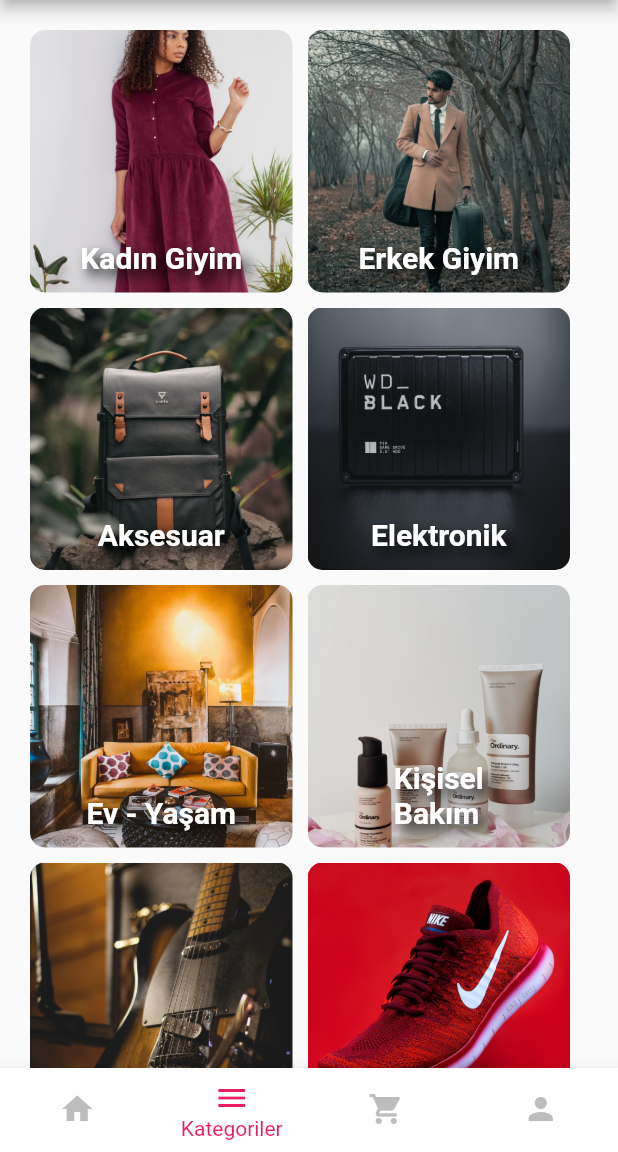
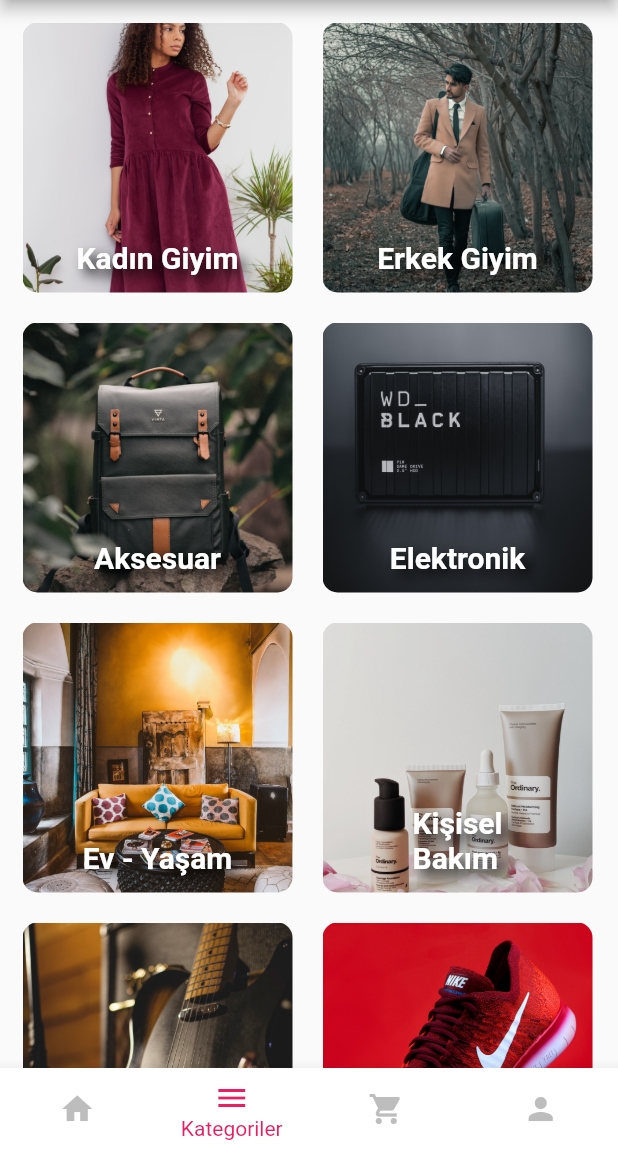
Before and after one commit to turkerontasci/magazapp_flutter, a Flutter app: the screen it shows after launch, item 2 of the bottom bar chosen, on a phone screen of 412 x 824 dp, the part 84-1236 px from its top. Run offline on Flutter 3.47's test engine with Material 2 defaults, Android fonts, the light colour scheme and no system bars; our stand-ins replace font_awesome_flutter.

Commit message:
Category card

```diff
--- a/lib/components/category_card.dart
+++ b/lib/components/category_card.dart
@@ -85,7 +85,7 @@
             ],
           ),
         ),
-        margin: EdgeInsets.all(5.0),
+        margin: EdgeInsets.all(10.0),
         decoration: BoxDecoration(
           color: color,
           borderRadius: BorderRadius.circular(10.0),
--- a/lib/screens/category_screen.dart
+++ b/lib/screens/category_screen.dart
@@ -7,24 +7,20 @@
 }
 
 final double fontSize = 20.0;
-final double cardWidth = 175.0;
-final double cardHeigth = 175.0;
+final double cardWidth = 180.0;
+final double cardHeigth = 180.0;
 
 class _CategoryScreenState extends State<CategoryScreen> {
   @override
   Widget build(BuildContext context) {
     return Scaffold(
       body: SafeArea(
+        child: Padding(
+          padding: const EdgeInsets.only(left: 5.0, right: 5.0, top: 5.0),
           child: SingleChildScrollView(
             scrollDirection: Axis.vertical,
-          child: Padding(
-            padding: const EdgeInsets.all(5.0),
             child: Container(
-              child: Padding(
-                padding: const EdgeInsets.all(10.0),
               child: Column(
-                  crossAxisAlignment: CrossAxisAlignment.center,
-                  mainAxisAlignment: MainAxisAlignment.center,
                 children: [
                   Row(
                     children: <Widget>[
@@ -140,7 +136,6 @@
           ),
         ),
       ),
-      ),
     );
   }
 }
```
Lines whose indentation alone changed are shown as unchanged.
